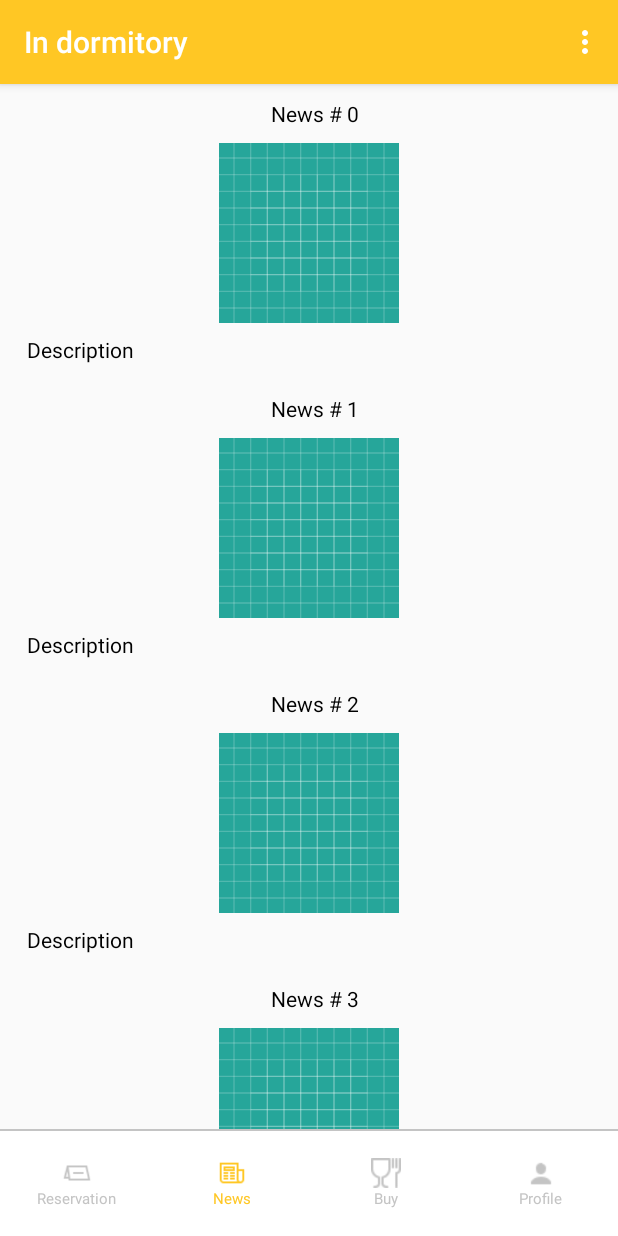
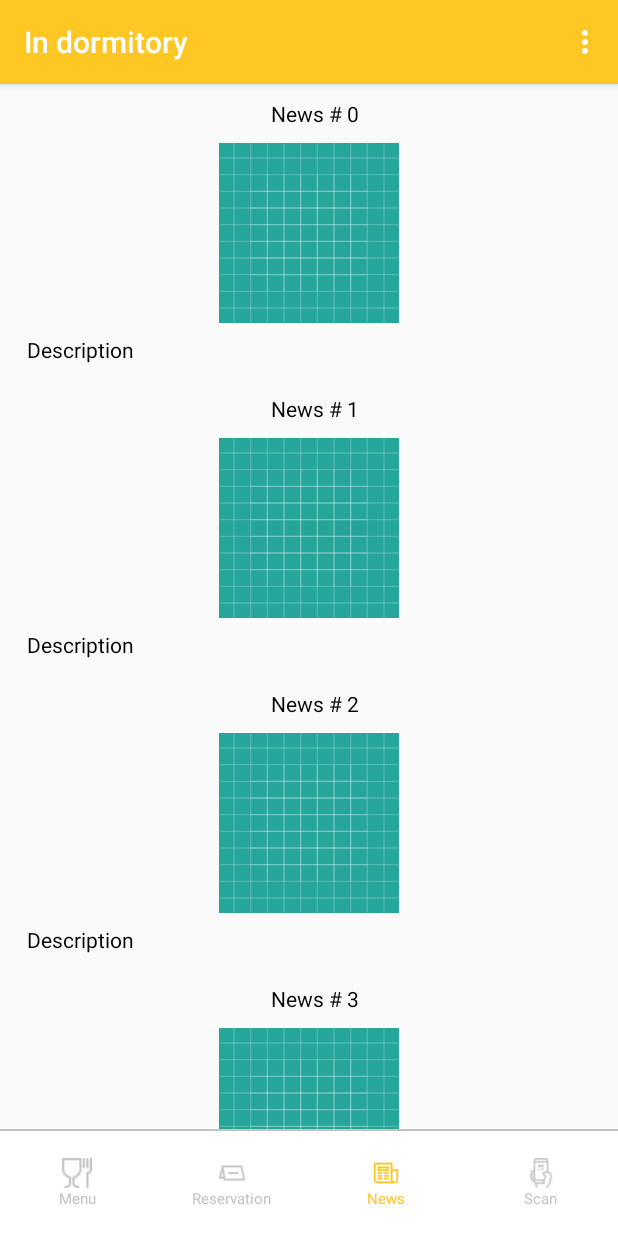
Before and after one commit to DormitoryChe/inDormitory, an Android app: the screen it shows after launch (NewsActivity), after a tap on "News", on a phone screen of 412 x 824 dp. Run offline under Robolectric (Android 15) with nearby library versions, the phone set to English and light mode, and no system bars; 2 other taps on this screen came first.

Commit message:
update navigation menu

```diff
--- a/app/src/main/java/com/example/indormitory/NavigationMenuFragment.java
+++ b/app/src/main/java/com/example/indormitory/NavigationMenuFragment.java
@@ -15,11 +15,11 @@ public class NavigationMenuFragment extends Fragment {
     private ImageView reservationImageView;
     private ImageView newsImageView;
     private ImageView buyImageView;
-    private ImageView profileImageView;
+    private ImageView scanImageView;
     private TextView reservationTextView;
     private TextView newsTextView;
     private TextView buyTextView;
-    private TextView profileTextView;
+    private TextView scanTextView;
 
     @Nullable
     @Override
@@ -29,17 +29,17 @@ public class NavigationMenuFragment extends Fragment {
         LinearLayout reservationLayout = view.findViewById(R.id.linear_layout_reservation);
         LinearLayout newsLayout = view.findViewById(R.id.linear_layout_news);
         LinearLayout buyLayout = view.findViewById(R.id.linear_layout_buy);
-        LinearLayout profileLayout = view.findViewById(R.id.linear_layout_profile);
+        LinearLayout scanLayout = view.findViewById(R.id.linear_layout_scan);
 
         reservationImageView = view.findViewById(R.id.image_view_reservation);
         newsImageView = view.findViewById(R.id.image_view_news);
         buyImageView = view.findViewById(R.id.image_view_buy);
-        profileImageView = view.findViewById(R.id.image_view_profile);
+        scanImageView = view.findViewById(R.id.image_view_scan);
 
         reservationTextView = view.findViewById(R.id.text_view_reservation);
         newsTextView = view.findViewById(R.id.text_view_news);
         buyTextView = view.findViewById(R.id.text_view_buy);
-        profileTextView = view.findViewById(R.id.text_view_profile);
+        scanTextView = view.findViewById(R.id.text_view_scan);
 
         /*if (getActivity() instanceof HomeActivity)
             configureNavigationMenuForLearn();
@@ -74,10 +74,10 @@ public class NavigationMenuFragment extends Fragment {
             }
         });
 
-        profileLayout.setOnClickListener(new View.OnClickListener() {
+        scanLayout.setOnClickListener(new View.OnClickListener() {
             @Override
             public void onClick(View v) {
-                configureNavigationMenuForProfile();
+                configureNavigationMenuForScan();
                 //startActivity(new Intent(getContext(), ArticlesActivity.class));
             }
         });
@@ -92,8 +92,8 @@ public class NavigationMenuFragment extends Fragment {
         newsTextView.setTextColor(getResources().getColor(R.color.colorMenuNotActive));
         buyImageView.setImageResource(R.drawable.food_not_active);
         buyTextView.setTextColor(getResources().getColor(R.color.colorMenuNotActive));
-        profileImageView.setImageResource(R.drawable.profile_not_active);
-        profileTextView.setTextColor(getResources().getColor(R.color.colorMenuNotActive));
+        scanImageView.setImageResource(R.drawable.qr_code_not_active);
+        scanTextView.setTextColor(getResources().getColor(R.color.colorMenuNotActive));
     }
 
     public void configureNavigationMenuForNews() {
@@ -103,8 +103,8 @@ public class NavigationMenuFragment extends Fragment {
         newsTextView.setTextColor(getResources().getColor(R.color.colorMenuActive));
         buyImageView.setImageResource(R.drawable.food_not_active);
         buyTextView.setTextColor(getResources().getColor(R.color.colorMenuNotActive));
-        profileImageView.setImageResource(R.drawable.profile_not_active);
-        profileTextView.setTextColor(getResources().getColor(R.color.colorMenuNotActive));
+        scanImageView.setImageResource(R.drawable.qr_code_not_active);
+        scanTextView.setTextColor(getResources().getColor(R.color.colorMenuNotActive));
     }
     public void configureNavigationMenuForBuy() {
         reservationImageView.setImageResource(R.drawable.reservation_not_active);
@@ -113,18 +113,18 @@ public class NavigationMenuFragment extends Fragment {
         newsTextView.setTextColor(getResources().getColor(R.color.colorMenuNotActive));
         buyImageView.setImageResource(R.drawable.food_active);
         buyTextView.setTextColor(getResources().getColor(R.color.colorMenuActive));
-        profileImageView.setImageResource(R.drawable.profile_not_active);
-        profileTextView.setTextColor(getResources().getColor(R.color.colorMenuNotActive));
+        scanImageView.setImageResource(R.drawable.qr_code_not_active);
+        scanTextView.setTextColor(getResources().getColor(R.color.colorMenuNotActive));
     }
 
-    public void configureNavigationMenuForProfile() {
+    public void configureNavigationMenuForScan() {
         reservationImageView.setImageResource(R.drawable.reservation_not_active);
         reservationTextView.setTextColor(getResources().getColor(R.color.colorMenuNotActive));
         newsImageView.setImageResource(R.drawable.news_not_active);
         newsTextView.setTextColor(getResources().getColor(R.color.colorMenuNotActive));
         buyImageView.setImageResource(R.drawable.food_not_active);
         buyTextView.setTextColor(getResources().getColor(R.color.colorMenuNotActive));
-        profileImageView.setImageResource(R.drawable.profile_active);
-        profileTextView.setTextColor(getResources().getColor(R.color.colorMenuActive));
+        scanImageView.setImageResource(R.drawable.qr_code_active);
+        scanTextView.setTextColor(getResources().getColor(R.color.colorMenuActive));
     }
 }
--- a/app/src/main/java/com/example/indormitory/RegisterActivity.java
+++ b/app/src/main/java/com/example/indormitory/RegisterActivity.java
@@ -9,6 +9,7 @@ import android.support.v7.app.AppCompatActivity;
  */
 
 public class RegisterActivity extends AppCompatActivity {
+
     @Override
     protected void onCreate(@Nullable Bundle savedInstanceState) {
         super.onCreate(savedInstanceState);
--- a/app/src/main/res/layout/fragment_navigation_menu.xml
+++ b/app/src/main/res/layout/fragment_navigation_menu.xml
@@ -7,7 +7,7 @@
     android:background="#ffffff">
 
     <LinearLayout
-        android:id="@+id/linear_layout_reservation"
+        android:id="@+id/linear_layout_buy"
         android:layout_height="wrap_content"
         android:layout_width="0dp"
         android:layout_weight="1"
@@ -15,13 +15,40 @@
         app:layout_constraintTop_toTopOf="parent"
         app:layout_constraintStart_toStartOf="parent"
         app:layout_constraintBottom_toBottomOf="parent"
-        app:layout_constraintEnd_toStartOf="@+id/linear_layout_news"
+        app:layout_constraintEnd_toStartOf="@+id/linear_layout_reservation">
+        <ImageView
+            android:id="@+id/image_view_buy"
+            android:layout_height="20dp"
+            android:layout_width="20dp"
+            android:layout_gravity="center"
+            android:src="@drawable/food_not_active"
+            tools:ignore="ContentDescription" />
+        <TextView
+            android:id="@+id/text_view_buy"
+            android:layout_width="wrap_content"
+            android:layout_height="wrap_content"
+            android:layout_gravity="center"
+            android:text="@string/buy"
+            android:textSize="10sp" />
+    </LinearLayout>
+
+    <LinearLayout
+        android:id="@+id/linear_layout_reservation"
+        android:layout_height="wrap_content"
+        android:layout_width="0dp"
+        android:layout_weight="1"
+        android:orientation="vertical"
+        app:layout_constraintTop_toTopOf="parent"
+        app:layout_constraintBottom_toBottomOf="parent"
+        app:layout_constraintStart_toEndOf="@+id/linear_layout_buy"
+        app:layout_constraintEnd_toStartOf="@id/linear_layout_news"
         >
         <ImageView
             android:id="@+id/image_view_reservation"
             android:layout_height="20dp"
             android:layout_width="20dp"
             android:layout_gravity="center"
+            android:src="@drawable/reservation_not_active"
             tools:ignore="ContentDescription" />
         <TextView
             android:id="@+id/text_view_reservation"
@@ -41,12 +68,13 @@
         app:layout_constraintTop_toTopOf="parent"
         app:layout_constraintBottom_toBottomOf="parent"
         app:layout_constraintStart_toEndOf="@+id/linear_layout_reservation"
-        app:layout_constraintEnd_toStartOf="@+id/linear_layout_buy">
+        app:layout_constraintEnd_toStartOf="@+id/linear_layout_scan">
         <ImageView
             android:id="@+id/image_view_news"
             android:layout_height="20dp"
             android:layout_width="20dp"
             android:layout_gravity="center"
+            android:src="@drawable/news_active"
             tools:ignore="ContentDescription" />
         <TextView
             android:id="@+id/text_view_news"
@@ -58,7 +86,7 @@
     </LinearLayout>
 
     <LinearLayout
-        android:id="@+id/linear_layout_buy"
+        android:id="@+id/linear_layout_scan"
         android:layout_height="wrap_content"
         android:layout_width="0dp"
         android:layout_weight="1"
@@ -66,44 +94,20 @@
         app:layout_constraintTop_toTopOf="parent"
         app:layout_constraintBottom_toBottomOf="parent"
         app:layout_constraintStart_toEndOf="@+id/linear_layout_news"
-        app:layout_constraintEnd_toStartOf="@+id/linear_layout_profile">
+        app:layout_constraintEnd_toEndOf="parent"
+        >
         <ImageView
-            android:id="@+id/image_view_buy"
+            android:id="@+id/image_view_scan"
             android:layout_height="20dp"
             android:layout_width="20dp"
             android:layout_gravity="center"
+            android:src="@drawable/qr_code_not_active"
             tools:ignore="ContentDescription" />
         <TextView
-            android:id="@+id/text_view_buy"
+            android:id="@+id/text_view_scan"
             android:layout_width="wrap_content"
             android:layout_height="wrap_content"
-            android:layout_gravity="center"
-            android:text="@string/buy"
-            android:textSize="10sp" />
-    </LinearLayout>
-
-    <LinearLayout
-        android:id="@+id/linear_layout_profile"
-        android:layout_height="wrap_content"
-        android:layout_width="0dp"
-        android:layout_weight="1"
-        android:orientation="vertical"
-        app:layout_constraintTop_toTopOf="parent"
-        app:layout_constraintBottom_toBottomOf="parent"
-        app:layout_constraintStart_toEndOf="@+id/linear_layout_buy"
-        app:layout_constraintEnd_toEndOf="parent"
-        >
-        <ImageView
-            android:id="@+id/image_view_profile"
-            android:layout_height="20dp"
-            android:layout_width="20dp"
-            android:layout_gravity="center"
-            tools:ignore="ContentDescription" />
-        <TextView
-            android:id="@+id/text_view_profile"
-            android:layout_width="wrap_content"
-            android:layout_height="wrap_content"
-            android:text="@string/profile"
+            android:text="@string/scan"
             android:textSize="10sp"
             android:layout_gravity="center"/>
     </LinearLayout>
--- /dev/null
+++ b/app/src/main/res/layout/list_item_food.xml
@@ -0,0 +1,6 @@
+<?xml version="1.0" encoding="utf-8"?>
+<android.support.constraint.ConstraintLayout
+    xmlns:android="http://schemas.android.com/apk/res/android" android:layout_width="match_parent"
+    android:layout_height="match_parent">
+
+</android.support.constraint.ConstraintLayout>
--- a/app/src/main/res/values/strings.xml
+++ b/app/src/main/res/values/strings.xml
@@ -8,5 +8,6 @@
     <string name="reservation">Reservation</string>
     <string name="profile">Profile</string>
     <string name="news">News</string>
-    <string name="buy">Buy</string>
+    <string name="buy">Menu</string>
+    <string name="scan">Scan</string>
 </resources>
```
Also changed, not shown: app/src/main/res/drawable/qr_code_active.png (added), app/src/main/res/drawable/qr_code_not_active.png (added).
